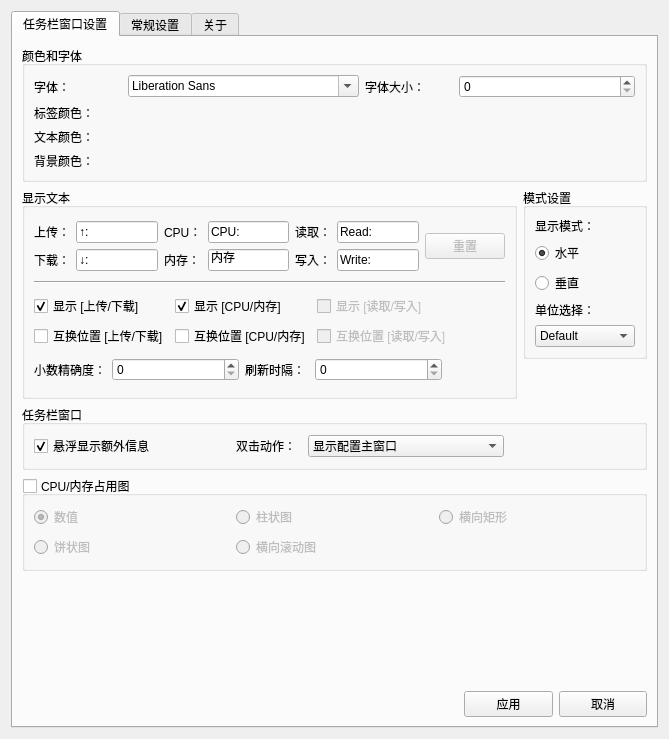
Qt form dde-dock-plugin/WinDdeDockSetting.ui (XMuli/NetSpeed) before a commit.
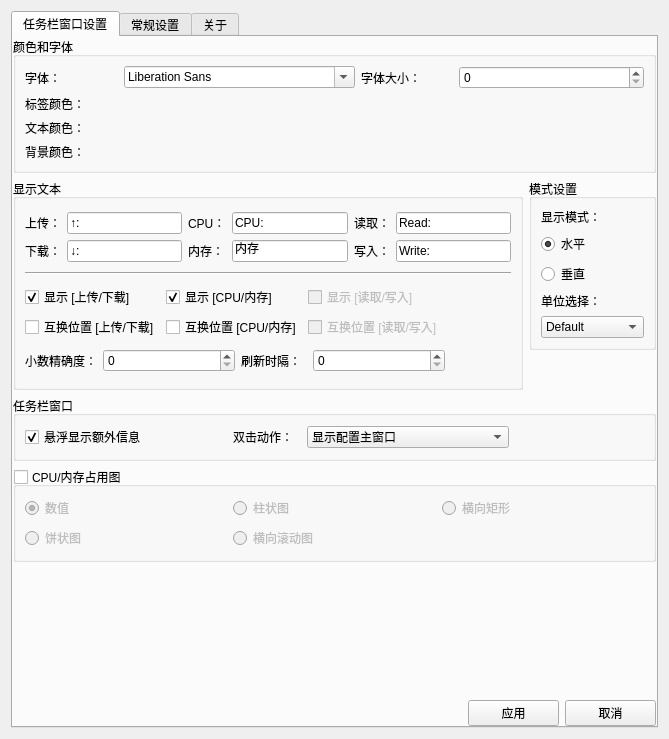
The same form after that commit. The open tabs and pages were chosen to show the change. Icons and pictures are not drawn.

```diff
--- a/dde-dock-plugin/WinDdeDockSetting.ui
+++ b/dde-dock-plugin/WinDdeDockSetting.ui
@@ -27,6 +27,18 @@
        <string>任务栏窗口设置</string>
       </attribute>
       <layout class="QVBoxLayout" name="verticalLayout_17">
+       <property name="leftMargin">
+        <number>0</number>
+       </property>
+       <property name="topMargin">
+        <number>0</number>
+       </property>
+       <property name="rightMargin">
+        <number>0</number>
+       </property>
+       <property name="bottomMargin">
+        <number>0</number>
+       </property>
        <item>
         <widget class="QGroupBox" name="groupBox_9">
          <property name="title">
@@ -179,16 +191,6 @@
                     </property>
                    </widget>
                   </item>
-                  <item row="0" column="6" rowspan="2">
-                   <widget class="QPushButton" name="btnReset">
-                    <property name="enabled">
-                     <bool>false</bool>
-                    </property>
-                    <property name="text">
-                     <string>重置</string>
-                    </property>
-                   </widget>
-                  </item>
                   <item row="1" column="0">
                    <widget class="QLabel" name="label_36">
                     <property name="text">
```
Left out of the diff: 46 changed lines with no effect on the pictures.
